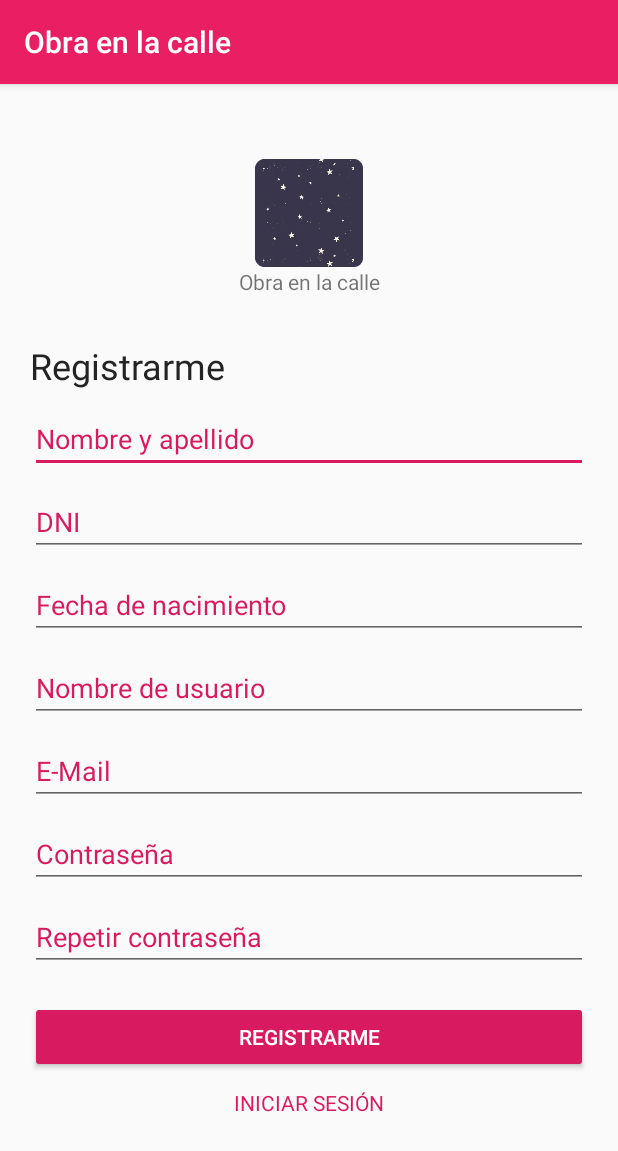
After one commit to AleTid5/UTN_PAII_TP_Integrador, an Android app: the RegisterActivity screen opened directly, with no data from a screen before it, on a phone screen of 412 x 824 dp. The commit adds this screen. Shown: the top 1151 px of the screen. Run offline under Robolectric (Android 15) with nearby library versions, the phone set to English and light mode, and no system bars.

Commit message:
Register 💎

```diff
--- a/app/src/main/AndroidManifest.xml
+++ b/app/src/main/AndroidManifest.xml
@@ -9,7 +9,7 @@
         android:roundIcon="@mipmap/ic_launcher_round"
         android:supportsRtl="true"
         android:theme="@style/AppTheme">
-        <activity android:name=".RegisterActivity"></activity>
+        <activity android:name="src.Activities.RegisterActivity"></activity>
         <activity
             android:name="src.Activities.SystemActivity"
             android:label="@string/title_activity_system"
--- a/app/src/main/java/src/Activities/LoginActivity.java
+++ b/app/src/main/java/src/Activities/LoginActivity.java
@@ -22,4 +22,12 @@ public class LoginActivity extends AppCompatActivity {
     public void onLogin(View view) {
         startActivity(new Intent(this, SystemActivity.class));
     }
+
+    public void onRegister(View view) {
+        startActivity(new Intent(this, RegisterActivity.class));
+    }
+
+    public void onRecoveryPassword(View view) {
+        startActivity(new Intent(this, SystemActivity.class));
+    }
 }
--- /dev/null
+++ b/app/src/main/java/src/Activities/RegisterActivity.java
@@ -0,0 +1,26 @@
+package src.Activities;
+
+import androidx.appcompat.app.AppCompatActivity;
+
+import android.content.Intent;
+import android.os.Bundle;
+import android.view.View;
+
+import com.example.tp_cuatrimestral.R;
+
+public class RegisterActivity extends AppCompatActivity {
+
+    @Override
+    protected void onCreate(Bundle savedInstanceState) {
+        super.onCreate(savedInstanceState);
+        setContentView(R.layout.activity_register);
+    }
+
+    public void onLogin(View view) {
+        startActivity(new Intent(this, LoginActivity.class));
+    }
+
+    public void onRegister(View view) {
+
+    }
+}
--- a/app/src/main/res/layout/activity_login.xml
+++ b/app/src/main/res/layout/activity_login.xml
@@ -67,6 +67,7 @@
                 android:id="@+id/link_forgot_password"
                 android:layout_width="match_parent"
                 android:layout_height="wrap_content"
+                android:onClick="onRecoveryPassword"
                 android:paddingTop="20dp"
                 android:paddingBottom="20dp"
                 android:text="¿Olvidaste tu contraseña?"
@@ -78,6 +79,7 @@
                 android:layout_width="match_parent"
                 android:layout_height="wrap_content"
                 android:backgroundTint="#D81B60"
+                android:onClick="onLogin"
                 android:text="Iniciar sesión"
                 android:textColor="#FFFFFF" />
 
@@ -86,6 +88,7 @@
                 android:layout_width="match_parent"
                 android:layout_height="wrap_content"
                 android:gravity="center"
+                android:onClick="onRegister"
                 android:paddingTop="10dp"
                 android:text="REGISTRARME"
                 android:textColor="#D81B60"
--- /dev/null
+++ b/app/src/main/res/layout/activity_register.xml
@@ -0,0 +1,148 @@
+<?xml version="1.0" encoding="utf-8"?>
+<androidx.constraintlayout.widget.ConstraintLayout xmlns:android="http://schemas.android.com/apk/res/android"
+    xmlns:app="http://schemas.android.com/apk/res-auto"
+    xmlns:tools="http://schemas.android.com/tools"
+    android:layout_width="match_parent"
+    android:layout_height="match_parent"
+    tools:context="src.Activities.RegisterActivity">
+
+    <ScrollView
+        android:layout_width="match_parent"
+        android:layout_height="match_parent">
+
+        <LinearLayout
+            android:layout_width="match_parent"
+            android:layout_height="match_parent"
+            android:orientation="vertical"
+            android:paddingStart="20dp"
+            android:paddingTop="50dp"
+            android:paddingEnd="20dp"
+            android:paddingBottom="40dp">
+
+            <ImageView
+                android:id="@+id/imageView3"
+                android:layout_width="match_parent"
+                android:layout_height="wrap_content"
+                app:srcCompat="@mipmap/ic_launcher_round" />
+
+            <TextView
+                android:id="@+id/textView"
+                android:layout_width="match_parent"
+                android:layout_height="wrap_content"
+                android:gravity="center"
+                android:text="@string/app_name" />
+
+            <LinearLayout
+                android:layout_width="match_parent"
+                android:layout_height="match_parent"
+                android:orientation="vertical"
+                android:paddingTop="30dp">
+
+                <TextView
+                    android:id="@+id/textView2"
+                    android:layout_width="match_parent"
+                    android:layout_height="wrap_content"
+                    android:text="Registrarme"
+                    android:textColor="#232323"
+                    android:textSize="24dp" />
+
+                <EditText
+                    android:id="@+id/input_name"
+                    android:layout_width="match_parent"
+                    android:layout_height="wrap_content"
+                    android:ems="10"
+                    android:hint="Nombre y apellido"
+                    android:inputType="textPersonName"
+                    android:paddingTop="20dp"
+                    android:textColor="#D81B60"
+                    android:textColorHint="#D81B60" />
+
+                <EditText
+                    android:id="@+id/input_dni"
+                    android:layout_width="match_parent"
+                    android:layout_height="wrap_content"
+                    android:ems="10"
+                    android:hint="DNI"
+                    android:inputType="number"
+                    android:paddingTop="20dp"
+                    android:textColor="#D81B60"
+                    android:textColorHint="#D81B60" />
+
+                <EditText
+                    android:id="@+id/input_born_date"
+                    android:layout_width="match_parent"
+                    android:layout_height="wrap_content"
+                    android:ems="10"
+                    android:hint="Fecha de nacimiento"
+                    android:inputType="date"
+                    android:paddingTop="20dp"
+                    android:textColor="#D81B60"
+                    android:textColorHint="#D81B60" />
+
+                <EditText
+                    android:id="@+id/input_username"
+                    android:layout_width="match_parent"
+                    android:layout_height="wrap_content"
+                    android:ems="10"
+                    android:hint="Nombre de usuario"
+                    android:inputType="textPersonName"
+                    android:paddingTop="20dp"
+                    android:textColor="#D81B60"
+                    android:textColorHint="#D81B60" />
+
+                <EditText
+                    android:id="@+id/input_email"
+                    android:layout_width="match_parent"
+                    android:layout_height="wrap_content"
+                    android:ems="10"
+                    android:hint="E-Mail"
+                    android:inputType="textWebEmailAddress"
+                    android:paddingTop="20dp"
+                    android:textColor="#D81B60"
+                    android:textColorHint="#D81B60" />
+
+                <EditText
+                    android:id="@+id/input_password"
+                    android:layout_width="match_parent"
+                    android:layout_height="wrap_content"
+                    android:ems="10"
+                    android:hint="Contraseña"
+                    android:inputType="textPassword"
+                    android:paddingTop="20dp"
+                    android:textColor="#D81B60"
+                    android:textColorHint="#D81B60" />
+
+                <EditText
+                    android:id="@+id/input_password_repeat"
+                    android:layout_width="match_parent"
+                    android:layout_height="wrap_content"
+                    android:layout_marginBottom="20dp"
+                    android:ems="10"
+                    android:hint="Repetir contraseña"
+                    android:inputType="textPassword"
+                    android:paddingTop="20dp"
+                    android:textColor="#D81B60"
+                    android:textColorHint="#D81B60" />
+
+                <Button
+                    android:id="@+id/button_login"
+                    android:layout_width="match_parent"
+                    android:layout_height="wrap_content"
+                    android:backgroundTint="#D81B60"
+                    android:text="REGISTRARME"
+                    android:textColor="#FFFFFF" />
+
+                <TextView
+                    android:id="@+id/textView3"
+                    android:layout_width="match_parent"
+                    android:layout_height="wrap_content"
+                    android:gravity="center"
+                    android:paddingTop="10dp"
+                    android:text="INICIAR SESIÓN"
+                    android:textColor="#D81B60"
+                    android:textSize="14dp" />
+            </LinearLayout>
+        </LinearLayout>
+
+    </ScrollView>
+</androidx.constraintlayout.widget.ConstraintLayout>
```
